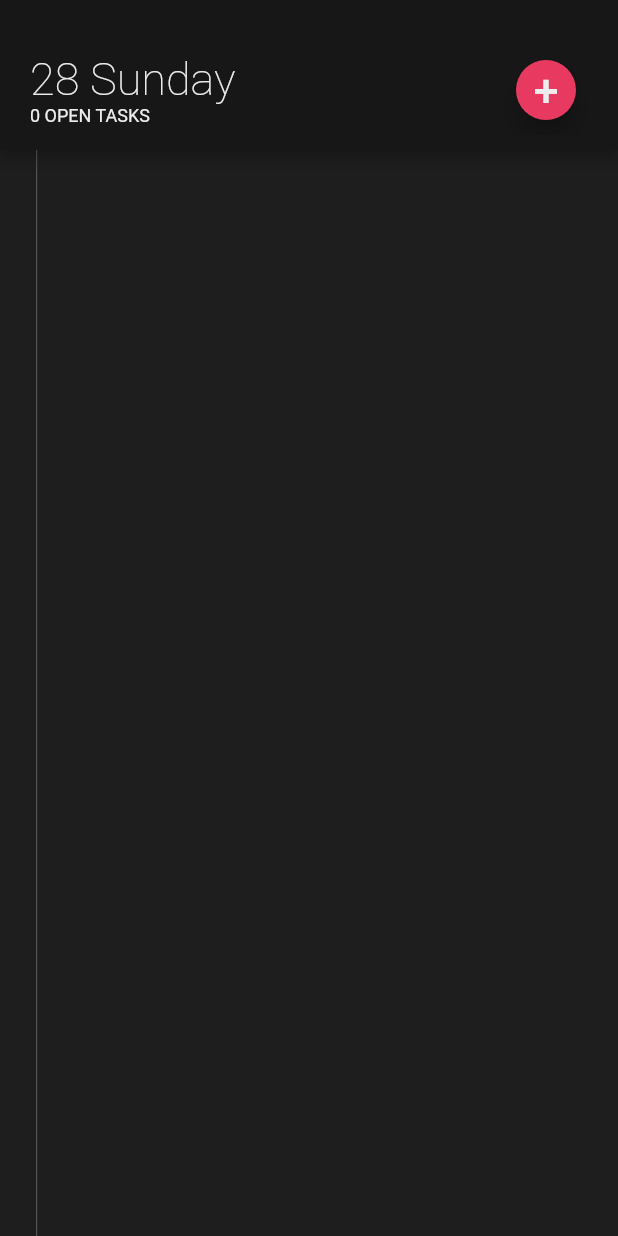
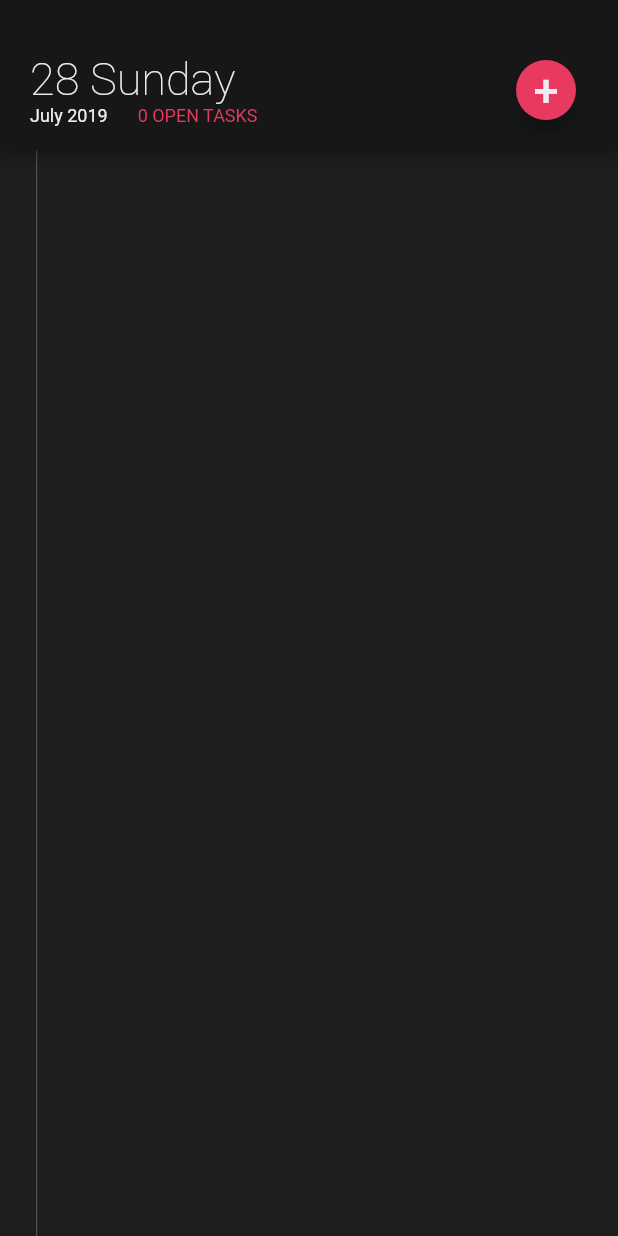
Before and after one commit to paichana/simple-todo, a Flutter app: the screen it shows after launch, on a phone screen of 412 x 824 dp. Run offline on Flutter 3.47's test engine with Material 2 defaults, Android fonts, the phone set to English and light mode, and no system bars; our stand-ins replace datetime_picker_formfield, shared_preferences.

Commit message:
Add page view to scroll between dates

```diff
--- a/lib/pages/main-page.dart
+++ b/lib/pages/main-page.dart
@@ -12,10 +12,11 @@ class MainPage extends StatefulWidget {
 
 class _MainPageState extends State<MainPage> {
   final taskProvider = TasksProvider();
+  final pageController = PageController(initialPage: 300);
+
   @override
   void initState() {
     taskProvider.loadTask();
-
     super.initState();
   }
 
@@ -23,16 +24,24 @@ class _MainPageState extends State<MainPage> {
   Widget build(BuildContext context) {
     return ChangeNotifierProvider(
         builder: (ctx) => taskProvider,
-      child: Scaffold(
+        child: PageView.builder(
+          controller: pageController,
+          itemBuilder: (context, i) {
+            i = i - 300;
+            return Scaffold(
               appBar: PreferredSize(
                 preferredSize: Size.fromHeight(100.0),
-          child: new DateAppBar(context: context),
+                child: DateAppBar(
+                  context: context,
+                  currentDate: taskProvider.currentDate.add(Duration(days: i)),
+                ),
               ),
               body: Container(
                 color: Theme.of(context).primaryColorDark,
                 child: TodoList(),
               ),
-      ),
             );
+          },
+        ));
   }
 }
--- a/lib/providers/tasks.dart
+++ b/lib/providers/tasks.dart
@@ -7,6 +7,11 @@ import '../models/task.dart';
 class TasksProvider with ChangeNotifier {
   List<Task> _tasks = [];
   List<Task> _done = [];
+  DateTime currentDate;
+
+  TasksProvider() {
+    currentDate = DateTime.now();
+  }
 
   loadTask() async {
     await SharedPreferences.getInstance().then((prefs) {
--- a/lib/widgets/date-appbar.dart
+++ b/lib/widgets/date-appbar.dart
@@ -9,10 +9,12 @@ import '../widgets/progress-bar.dart';
 
 class DateAppBar extends StatefulWidget {
   final BuildContext context;
+  final DateTime currentDate;
 
   DateAppBar({
     Key key,
     @required this.context,
+    @required this.currentDate,
   }) : super(key: key);
 
   @override
@@ -21,17 +23,11 @@ class DateAppBar extends StatefulWidget {
 
 class _DateAppBarState extends State<DateAppBar> {
   var dateFormatter = DateFormat('dd EEEE');
+  var dateFormatter2 = DateFormat('MMMM y');
+
   final timeFormat = DateFormat("HH:mm");
   final infoController = TextEditingController();
   final datetimeController = TextEditingController();
-
-  String dateString;
-
-  @override
-  void initState() {
-    super.initState();
-    dateString = dateFormatter.format(DateTime.now());
-  }
 
   @override
   Widget build(BuildContext context) {
@@ -62,20 +58,36 @@ class _DateAppBarState extends State<DateAppBar> {
                   crossAxisAlignment: CrossAxisAlignment.start,
                   children: <Widget>[
                     Text(
-                      dateString,
+                      dateFormatter.format(widget.currentDate),
                       style: TextStyle(
                         fontWeight: FontWeight.w100,
                         fontSize: 30,
                         color: Theme.of(context).primaryColorLight,
                       ),
                     ),
+                    Row(
+                      mainAxisAlignment: MainAxisAlignment.spaceEvenly,
+                      children: <Widget>[
+                        Text(
+                          '${dateFormatter2.format(widget.currentDate)}',
+                          style: TextStyle(
+                            fontSize: 12,
+                            fontWeight: FontWeight.w400,
+                            color: Theme.of(context).primaryColorLight,
+                          ),
+                        ),
+                        Container(
+                          width: 20,
+                        ),
                         Text(
                           '${task.length} OPEN TASKS',
                           style: TextStyle(
                             fontSize: 12,
                             fontWeight: FontWeight.w400,
-                        color: Theme.of(context).primaryColorLight,
+                            color: Theme.of(context).accentColor,
                           ),
+                        ),
+                      ],
                     ),
                   ],
                 ),
```
Also changed, not shown: lib/widgets/todo-dialog.dart (deleted, +0 -71 lines). Lines whose indentation alone changed are shown as unchanged.
